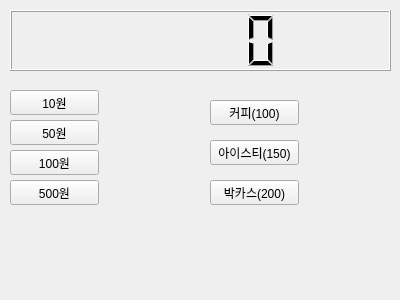
Old version of the form widget.ui in the repository MINJAEKOO/vending_machine.
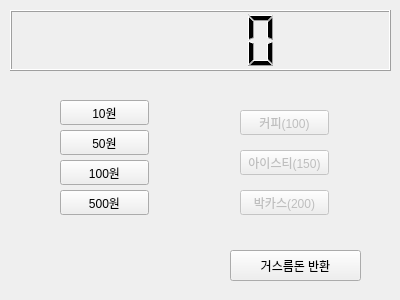
New version of the form.

Patch:
```diff
--- a/widget.ui
+++ b/widget.ui
@@ -26,8 +26,8 @@
   <widget class="QPushButton" name="pb10">
    <property name="geometry">
     <rect>
-     <x>10</x>
-     <y>90</y>
+     <x>60</x>
+     <y>100</y>
      <width>89</width>
      <height>25</height>
     </rect>
@@ -39,8 +39,8 @@
   <widget class="QPushButton" name="pb50">
    <property name="geometry">
     <rect>
-     <x>10</x>
-     <y>120</y>
+     <x>60</x>
+     <y>130</y>
      <width>89</width>
      <height>25</height>
     </rect>
@@ -52,8 +52,8 @@
   <widget class="QPushButton" name="pb100">
    <property name="geometry">
     <rect>
-     <x>10</x>
-     <y>150</y>
+     <x>60</x>
+     <y>160</y>
      <width>89</width>
      <height>25</height>
     </rect>
@@ -65,8 +65,8 @@
   <widget class="QPushButton" name="pb500">
    <property name="geometry">
     <rect>
-     <x>10</x>
-     <y>180</y>
+     <x>60</x>
+     <y>190</y>
      <width>89</width>
      <height>25</height>
     </rect>
@@ -77,12 +77,12 @@
   </widget>
   <widget class="QPushButton" name="pbCoffee">
    <property name="enabled">
-    <bool>true</bool>
+    <bool>false</bool>
    </property>
    <property name="geometry">
     <rect>
-     <x>210</x>
-     <y>100</y>
+     <x>240</x>
+     <y>110</y>
      <width>89</width>
      <height>25</height>
     </rect>
@@ -92,10 +92,13 @@
    </property>
   </widget>
   <widget class="QPushButton" name="pbTea">
+   <property name="enabled">
+    <bool>false</bool>
+   </property>
    <property name="geometry">
     <rect>
-     <x>210</x>
-     <y>140</y>
+     <x>240</x>
+     <y>150</y>
      <width>89</width>
      <height>25</height>
     </rect>
@@ -105,10 +108,13 @@
    </property>
   </widget>
   <widget class="QPushButton" name="pbCass">
+   <property name="enabled">
+    <bool>false</bool>
+   </property>
    <property name="geometry">
     <rect>
-     <x>210</x>
-     <y>180</y>
+     <x>240</x>
+     <y>190</y>
      <width>89</width>
      <height>25</height>
     </rect>
@@ -117,6 +123,19 @@
     <string>박카스(200)</string>
    </property>
   </widget>
+  <widget class="QPushButton" name="pbChange">
+   <property name="geometry">
+    <rect>
+     <x>230</x>
+     <y>250</y>
+     <width>131</width>
+     <height>31</height>
+    </rect>
+   </property>
+   <property name="text">
+    <string>거스름돈 반환</string>
+   </property>
+  </widget>
  </widget>
  <layoutdefault spacing="6" margin="11"/>
  <resources/>
```
